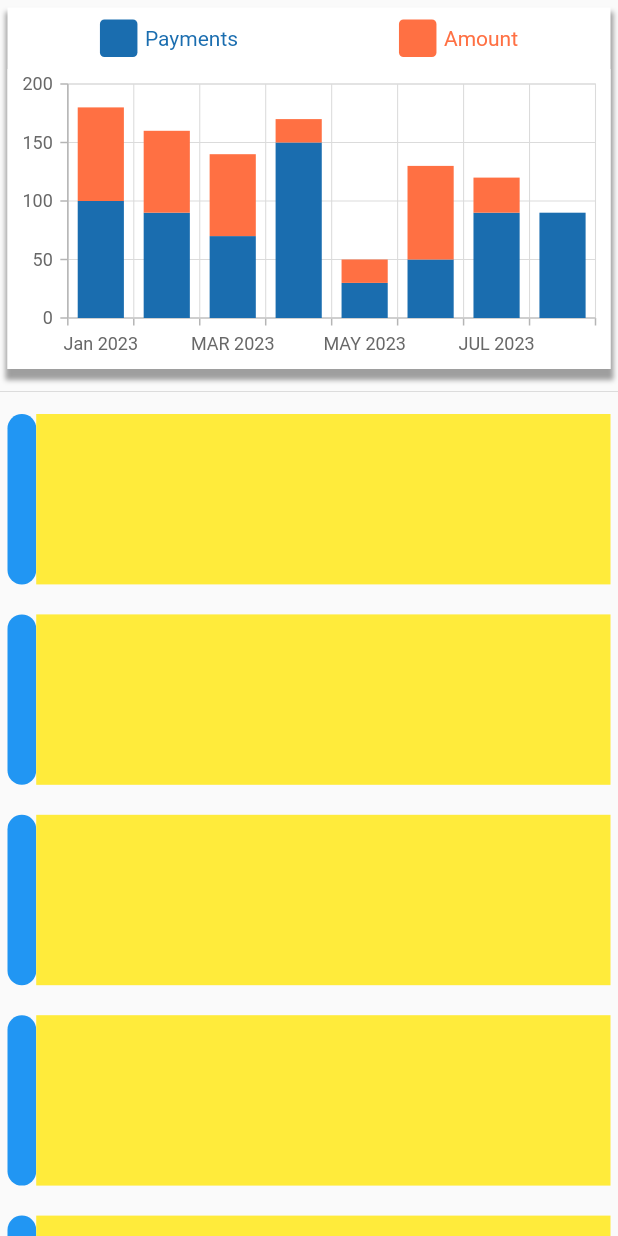
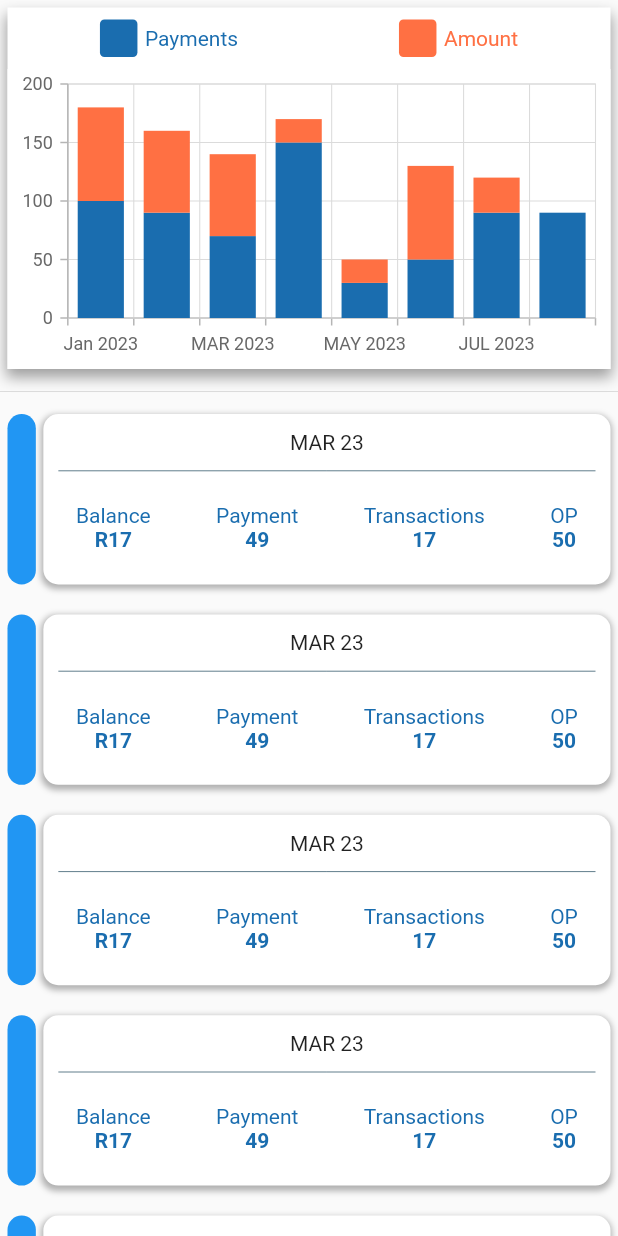
Before and after one commit to DevMahmoudElattar/FlutterEdams, a Flutter app: the StatmSC screen opened directly, on a phone screen of 412 x 824 dp. Run offline on Flutter 3.47's test engine with Material 2 defaults, Android fonts, the phone set to English and light mode, and no system bars; our stand-ins replace bloc, equatable, flutter_bloc, google_fonts, syncfusion_flutter_charts; missing offline and left inert: dart:ffi; generated files the repository leaves out were written again; Roboto replaces fonts that are missing (Cairo); key blocks and very long unbroken strings in the code were emptied for the run.

Commit message:
Statms info screen start

```diff
--- /dev/null
+++ b/lib/presenter/Statements/Info/STInfo.dart
@@ -0,0 +1,13 @@
+import 'package:flutter/cupertino.dart';
+import 'package:flutter/material.dart';
+
+class STInfo extends StatelessWidget {
+  const STInfo({Key? key}) : super(key: key);
+
+  @override
+  Widget build(BuildContext context) {
+    return const Scaffold(
+      body: Text("data"),
+    );
+  }
+}
--- a/lib/presenter/Statements/StatmSC.dart
+++ b/lib/presenter/Statements/StatmSC.dart
@@ -1,3 +1,4 @@
+import 'package:customers_app/presenter/Statements/Info/STInfo.dart';
 import 'package:flutter/cupertino.dart';
 import 'package:flutter/material.dart';
 
@@ -18,8 +19,8 @@ class StatmSC extends StatelessWidget {
               decoration: const BoxDecoration(boxShadow: [
                 BoxShadow(
                     color: Colors.grey,
-                    blurRadius: 2,
-                    spreadRadius: 2,
+                    blurRadius: 7,
+                    spreadRadius: 1,
                     offset: Offset(0, 5))
               ]),
               child: Column(
@@ -98,15 +99,71 @@ class StatmSC extends StatelessWidget {
                               child: Container(
                                 width: Sizes.wGeneral(context, .5),
                                 decoration: const BoxDecoration(
-                                  borderRadius: BorderRadius.all(Radius.circular(10)),
+                                  borderRadius:
+                                      BorderRadius.all(Radius.circular(10)),
                                   color: Colors.blue,
                                 ),
-
                               )),
+                          const VerticalDivider(thickness: 0,width: 5,color: Colors.transparent,),
                           Expanded(
                               flex: 20,
-                              child: Container(
-                                color: Colors.yellow,
+                              child: GestureDetector(
+                                onTap: (){
+                                  Navigator.push(context, MaterialPageRoute(builder: (context)=> const STInfo()));
+                                },
+                                child: Container(
+                                  child: Container(
+                                    decoration: BoxDecoration(
+                                      borderRadius: BorderRadius.all(Radius.circular(10)),
+                                      color : Colors.white,
+                                      boxShadow: [...OtherSharedValues.SectionShadow]
+                                    ),
+                                    child: Column(
+                                      children:   [
+                                        const Expanded(flex: 1,child: Center(child: Text("MAR 23"))),
+                                        const Padding(
+                                          padding: EdgeInsets.symmetric(horizontal: 10),
+                                          child: Divider(color: Colors.blueGrey,thickness: 0,height: 0,),
+                                        ),
+                                        Expanded(flex: 2,child: Row(
+                                          mainAxisAlignment: MainAxisAlignment.spaceAround,
+                                          crossAxisAlignment: CrossAxisAlignment.center,
+                                          children: [
+                                            Column(
+                                              mainAxisAlignment: MainAxisAlignment.center,
+                                              children: [
+                                                Text("Balance",style: TextStyle(color: ColorsVal.mainCardBG),),
+                                                Text("R17",style: TextStyle(color: ColorsVal.mainCardBG,fontWeight: FontWeight.bold))
+                                              ],
+                                            ),
+                                            Column(
+                                              mainAxisAlignment: MainAxisAlignment.center,
+                                              children: [
+                                                Text("Payment",style: TextStyle(color: ColorsVal.mainCardBG),),
+                                                Text("49",style: TextStyle(color: ColorsVal.mainCardBG,fontWeight: FontWeight.bold))
+                                              ],
+                                            ),
+                                            Column(
+                                              mainAxisAlignment: MainAxisAlignment.center,
+                                              children: [
+                                                Text("Transactions",style: TextStyle(color: ColorsVal.mainCardBG),),
+                                                Text("17",style: TextStyle(color: ColorsVal.mainCardBG,fontWeight: FontWeight.bold))
+                                              ],
+                                            ),
+                                            Column(
+                                              mainAxisAlignment: MainAxisAlignment.center,
+                                              children: [
+                                                Text("OP",style: TextStyle(color: ColorsVal.mainCardBG),),
+                                                Text("50",style: TextStyle(color: ColorsVal.mainCardBG,fontWeight: FontWeight.bold))
+                                              ],
+                                            ),
+
+                                          ],
+                                        ))
+                                      ],
+                                    ),
+                                  ),
+                                ),
                               ))
                         ],
                       ),
```
Also changed, not shown: 1 other file.
